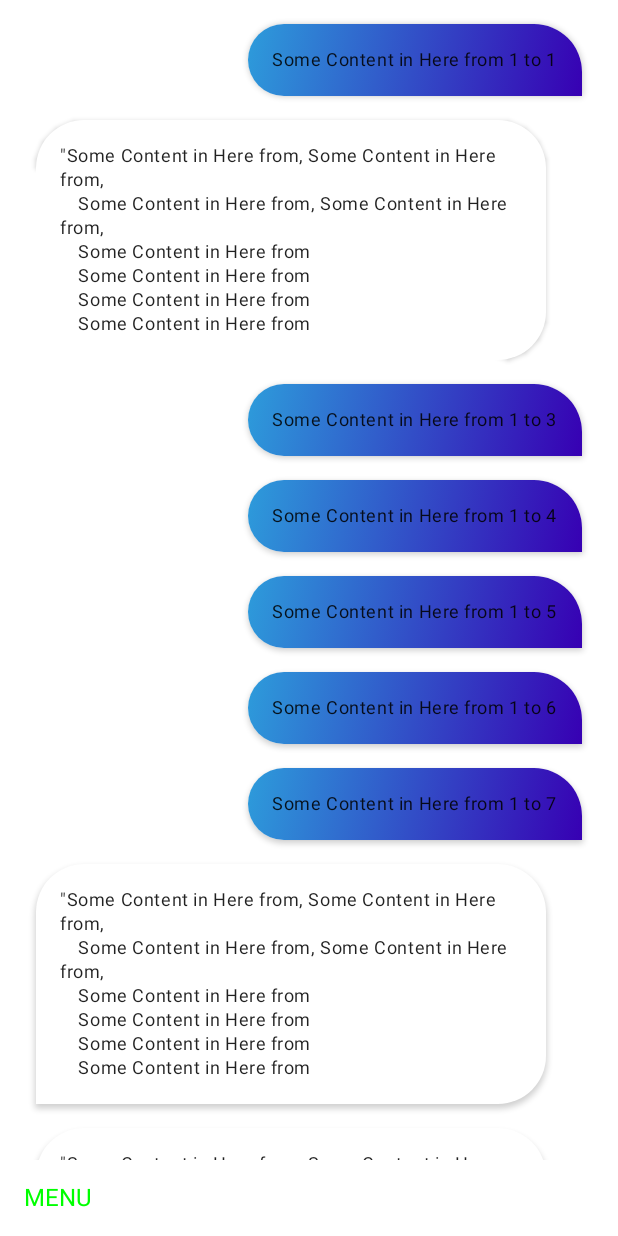
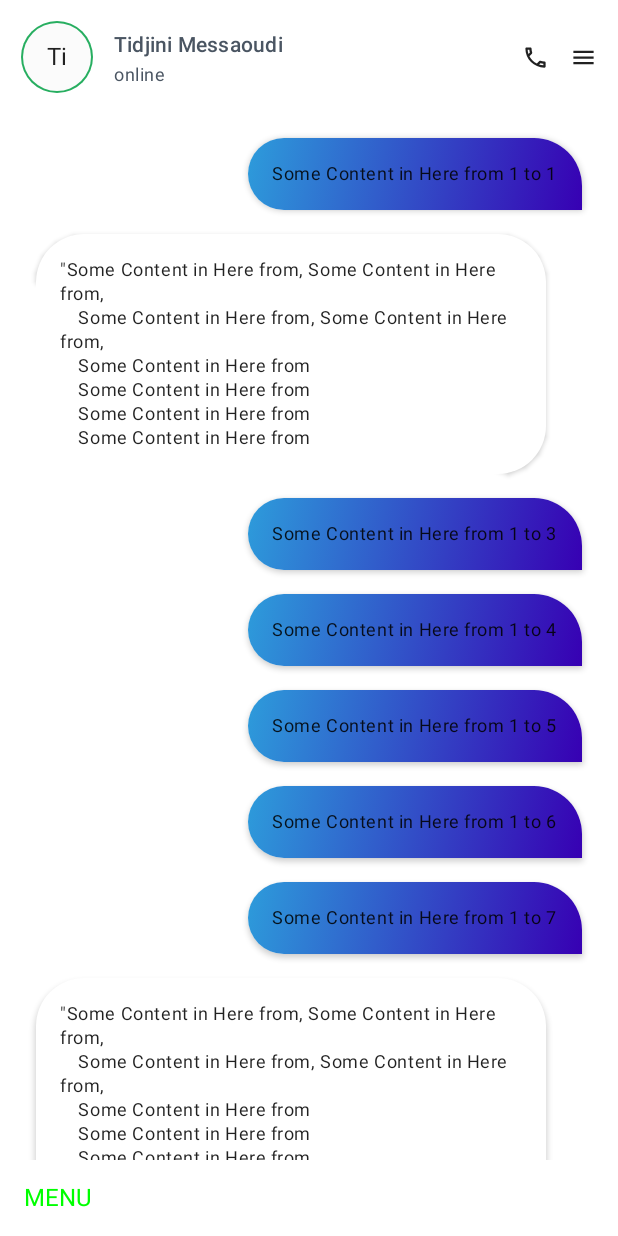
Before and after one commit to Tidjini/Proapp, an Android app built with Jetpack Compose: the MessagesActivity screen opened directly, with no data from a screen before it, on a phone screen of 412 x 824 dp. Run offline under Robolectric (Android 15) with nearby library versions, the phone set to English and light mode, and no system bars.

Commit message:
Set Message header

```diff
--- a/app/src/main/java/promag/groupe/proapp/Constants.kt
+++ b/app/src/main/java/promag/groupe/proapp/Constants.kt
@@ -1,8 +1,8 @@
 package promag.groupe.proapp
 
 const val NOTIFICATION_END = "https://eassalnotif.herokuapp.com/"
-//const val BASE_URL = "http://10.0.0.20:8000/"
-const val BASE_URL = "http://192.168.1.38:8000/"
+const val BASE_URL = "http://10.0.0.20:8000/"
+//const val BASE_URL = "http://192.168.1.38:8000/"
 const val BASE_URL_API = BASE_URL + "api/"
 const val USER_PREFERENCE = "user_data"
 const val USER_TOKEN = "token"
--- a/app/src/main/java/promag/groupe/proapp/global/MessagesActivity.kt
+++ b/app/src/main/java/promag/groupe/proapp/global/MessagesActivity.kt
@@ -17,6 +17,7 @@ import androidx.compose.ui.Modifier
 import androidx.compose.ui.graphics.Brush
 import androidx.compose.ui.graphics.Color
 import androidx.compose.ui.unit.dp
+import promag.groupe.proapp.global.message.MessageHeader
 import promag.groupe.proapp.global.ui.theme.ProappTheme
 import promag.groupe.proapp.models.Message
 import promag.groupe.proapp.models.MessageProvider
@@ -53,6 +54,7 @@ fun MyApp() {
 fun BarkHomeContent() {
     val messages = remember { MessageProvider.messges }
     Column(Modifier.fillMaxSize()) {
+        MessageHeader()
         LazyColumn(
             modifier = Modifier.weight(1f),
             contentPadding = PaddingValues(start = 16.dp, end = 16.dp, top = 8.dp, bottom = 8.dp)
--- /dev/null
+++ b/app/src/main/java/promag/groupe/proapp/global/message/MessageHeader.kt
@@ -0,0 +1,91 @@
+package promag.groupe.proapp.global.message
+
+import androidx.compose.foundation.background
+import androidx.compose.foundation.layout.*
+import androidx.compose.foundation.shape.RoundedCornerShape
+import androidx.compose.material.ButtonDefaults
+import androidx.compose.material.Icon
+import androidx.compose.material.MaterialTheme
+import androidx.compose.material.Text
+import androidx.compose.material.icons.Icons
+import androidx.compose.material.icons.outlined.Menu
+import androidx.compose.material.icons.outlined.Phone
+import androidx.compose.runtime.Composable
+import androidx.compose.ui.Alignment
+import androidx.compose.ui.Modifier
+import androidx.compose.ui.draw.clip
+import androidx.compose.ui.tooling.preview.Preview
+import androidx.compose.ui.unit.dp
+import androidx.compose.ui.unit.sp
+import promag.groupe.proapp.global.ui.theme.FlatWhite
+import promag.groupe.proapp.global.ui.theme.Independence
+import promag.groupe.proapp.global.ui.theme.Success
+
+@Preview
+@Composable
+fun MessageHeader() {
+    Row(
+        Modifier
+            .fillMaxWidth()
+            .padding(14.dp)
+    ) {
+        Box(
+            modifier = Modifier
+                .width(48.dp)
+                .height(48.dp)
+                .clip(shape = RoundedCornerShape(28.dp))
+                .background(Success)
+        ) {
+            Box(
+                modifier = Modifier
+                    .fillMaxSize()
+                    .padding(1.dp)
+                    .clip(shape = RoundedCornerShape(28.dp))
+                    .background(FlatWhite)
+
+            ) {
+                Text(
+                    text = "Ti", modifier = Modifier.align(Alignment.Center)
+
+                )
+            }
+
+
+        }
+        Column(
+            modifier = Modifier
+                .padding(start = 14.dp)
+                .align(Alignment.CenterVertically)
+                .weight(1f)
+        ) {
+            Text(
+                text = "Tidjini Messaoudi",
+                style = MaterialTheme.typography.h6,
+                fontSize = 14.sp,
+                color = Independence
+            )
+            Text(
+                text = "online", style = MaterialTheme.typography.caption, color = Independence
+            )
+
+        }
+
+        Row(
+            modifier = Modifier.align(Alignment.CenterVertically)
+        ) {
+            Icon(
+                Icons.Outlined.Phone,
+                contentDescription = "Favorite",
+                modifier = Modifier.size(ButtonDefaults.IconSize)
+            )
+            Icon(
+                Icons.Outlined.Menu,
+                contentDescription = "Favorite",
+                modifier = Modifier
+                    .padding(start = 14.dp)
+                    .size(ButtonDefaults.IconSize)
+            )
+        }
+
+    }
+}
--- a/app/src/main/java/promag/groupe/proapp/global/ui/theme/Color.kt
+++ b/app/src/main/java/promag/groupe/proapp/global/ui/theme/Color.kt
@@ -9,3 +9,7 @@ val Teal200 = Color(0xFF03DAC5)
 
 val Accepted = Color(0xFF2D9CDB)
 val Independence = Color(0xFF4A5562)
+val Independence50 = Color(0x504A5562)
+
+val FlatWhite = Color(0xFFFBFBFB)
+val Success = Color(0xFF27AE60)
```
